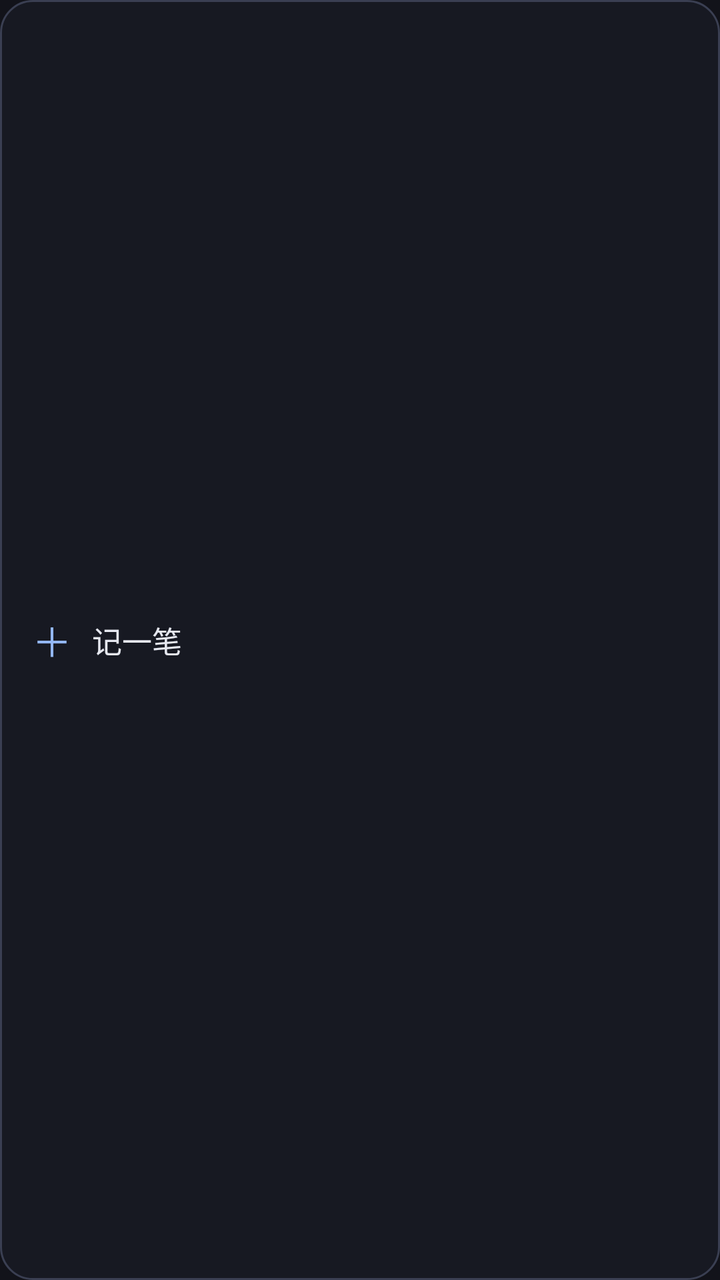
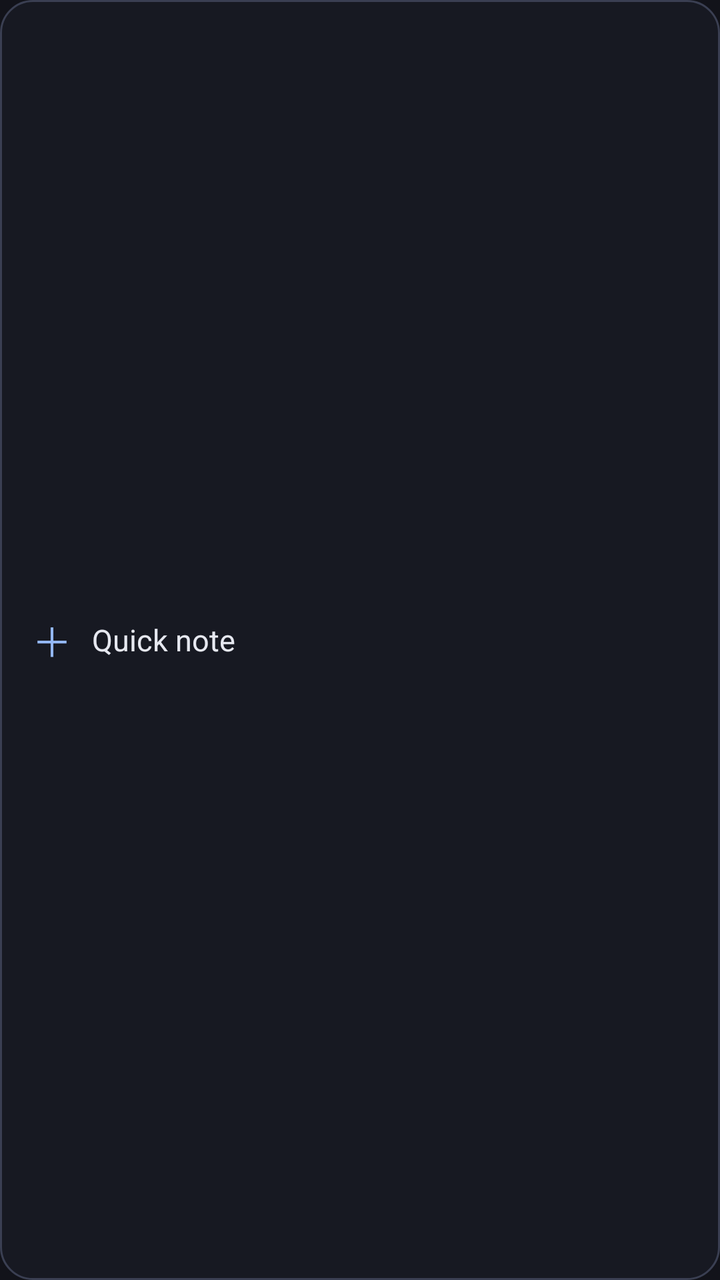

Before-and-after screenshots of an Android layout around one commit, followed by the original layout XML and the change that was made.
<!-- AndroidManifest.xml: application theme Theme.LifeOS -->
<!-- res/layout/widget_capture.xml -->
<?xml version="1.0" encoding="utf-8"?>
<LinearLayout xmlns:android="http://schemas.android.com/apk/res/android"
    android:id="@+id/widget_root"
    android:layout_width="match_parent"
    android:layout_height="match_parent"
    android:background="@drawable/widget_background"
    android:gravity="center_vertical"
    android:orientation="horizontal"
    android:paddingStart="16dp"
    android:paddingEnd="16dp"
    android:paddingTop="12dp"
    android:paddingBottom="12dp"
    android:contentDescription="@string/widget_capture_label">

    <TextView
        android:layout_width="wrap_content"
        android:layout_height="wrap_content"
        android:text="＋"
        android:textColor="@color/widget_accent"
        android:textSize="20sp" />

    <TextView
        android:layout_width="0dp"
        android:layout_height="wrap_content"
        android:layout_weight="1"
        android:layout_marginStart="10dp"
        android:ellipsize="end"
        android:maxLines="1"
        android:text="@string/widget_capture_label"
        android:textColor="@color/widget_text"
        android:textSize="15sp" />
</LinearLayout>
<!-- resources referenced by this layout -->
<resources>
  <color name="widget_accent">#FF93B7F5</color>
  <color name="widget_text">#FFE6E8F0</color>
  <!-- drawable widget_background (drawable) -->
  <?xml version="1.0" encoding="utf-8"?>
  <shape xmlns:android="http://schemas.android.com/apk/res/android"
      android:shape="rectangle">
      <solid android:color="@color/widget_background" />
      <corners android:radius="16dp" />
      <stroke android:width="1dp" android:color="@color/widget_outline" />
  </shape>
  <string name="widget_capture_label">记一笔</string>
  <style name="Theme.LifeOS" parent="android:Theme.Material.NoActionBar">
          <item name="android:statusBarColor">@android:color/transparent</item>
          <item name="android:navigationBarColor">@android:color/transparent</item>
          <item name="android:windowBackground">@color/window_background</item>
      </style>
  <color name="widget_background">#FF171922</color>
  <color name="widget_outline">#FF3A3F52</color>
  <color name="window_background">#FF12131A</color>
</resources>

<!-- the commit's change to res/layout/widget_capture.xml (unified diff, before → after) -->
@@ -19,7 +19,9 @@
         android:textColor="@color/widget_accent"
         android:textSize="20sp" />
 
+    
     <TextView
+        android:id="@+id/widget_label"
         android:layout_width="0dp"
         android:layout_height="wrap_content"
         android:layout_weight="1"
<!-- resource entries referenced after the edit -->
@@ -10,7 +10,7 @@
       <corners android:radius="16dp" />
       <stroke android:width="1dp" android:color="@color/widget_outline" />
   </shape>
-  <string name="widget_capture_label">记一笔</string>
+  <string name="widget_capture_label">Quick note</string>
   <style name="Theme.LifeOS" parent="android:Theme.Material.NoActionBar">
           <item name="android:statusBarColor">@android:color/transparent</item>
           <item name="android:navigationBarColor">@android:color/transparent</item>
